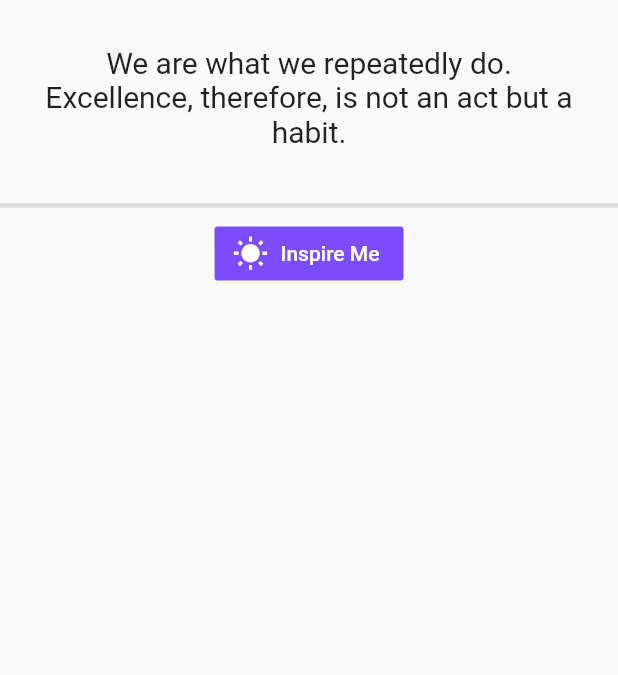
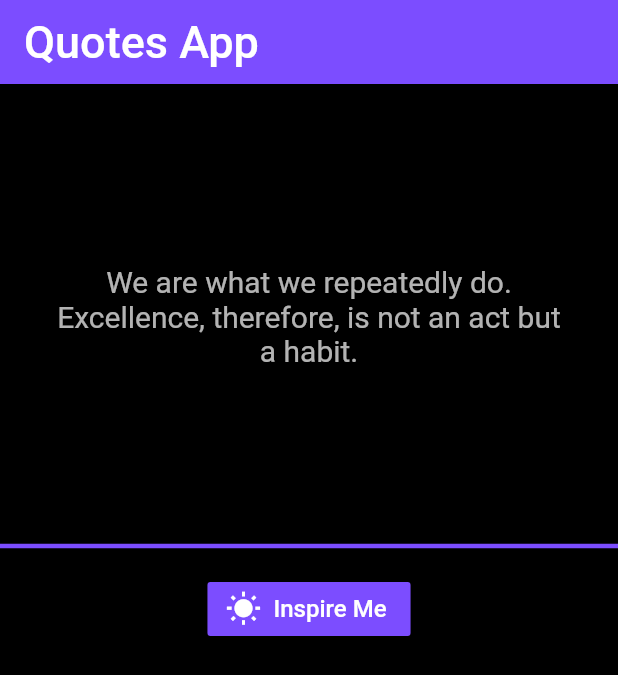
Before and after one commit to thelovesmith/DartAndFLutter, a Flutter app: the screen it shows after launch, on a phone screen of 412 x 824 dp. Shown: the top 675 px of the screen. Run offline on Flutter 3.47's test engine with Material 2 defaults, Android fonts, the phone set to English and light mode, and no system bars; Roboto replaces fonts that are missing (Avenir Next).

Commit message:
quotes app styled

```diff
--- a/firstFlutterApp/lib/ui/quotesApp.dart
+++ b/firstFlutterApp/lib/ui/quotesApp.dart
@@ -24,23 +24,39 @@ class _WisdomState extends State<Wisdom> {
   @override
   Widget build(BuildContext context) {
     return Scaffold(
+      appBar: AppBar(
+        backgroundColor: Colors.deepPurpleAccent,
+        title: Text(
+          "Quotes App",
+          style: TextStyle(
+              color: Colors.white, fontSize: 30, fontFamily: 'Avenir Next'),
+        ),
+      ),
       body: Container(
+        color: Colors.black,
         child: Column(
           mainAxisAlignment: MainAxisAlignment.center,
           children: [
-            Padding(
-              padding: const EdgeInsets.all(30.0),
+            Container(
+              height: 300,
+              width: 350,
+              child: Padding(
+                padding: const EdgeInsets.fromLTRB(5.0, 10, 5, 0),
                 child: Center(
                     child: Text(
                   quotes[_index % quotes.length],
                   textAlign: TextAlign.center,
-                style: TextStyle(fontSize: 20),
+                  style: TextStyle(fontSize: 20, color: Colors.white70),
                 )),
+              ),
             ),
             Divider(
               thickness: 3.0,
+              color: Colors.deepPurpleAccent,
             ),
-            FlatButton.icon(
+            Padding(
+              padding: const EdgeInsets.only(top: 10.0),
+              child: FlatButton.icon(
                 color: Colors.deepPurpleAccent,
                 onPressed: _showQuote,
                 icon: Icon(
@@ -49,7 +65,11 @@ class _WisdomState extends State<Wisdom> {
                 ),
                 label: Text(
                   "Inspire Me",
-                style: TextStyle(color: Colors.white),
+                  style: TextStyle(
+                      color: Colors.white,
+                      fontFamily: 'Avenir Next',
+                      fontSize: 16),
+                ),
               ),
             ),
             Spacer()
```
Lines whose indentation alone changed are shown as unchanged.
